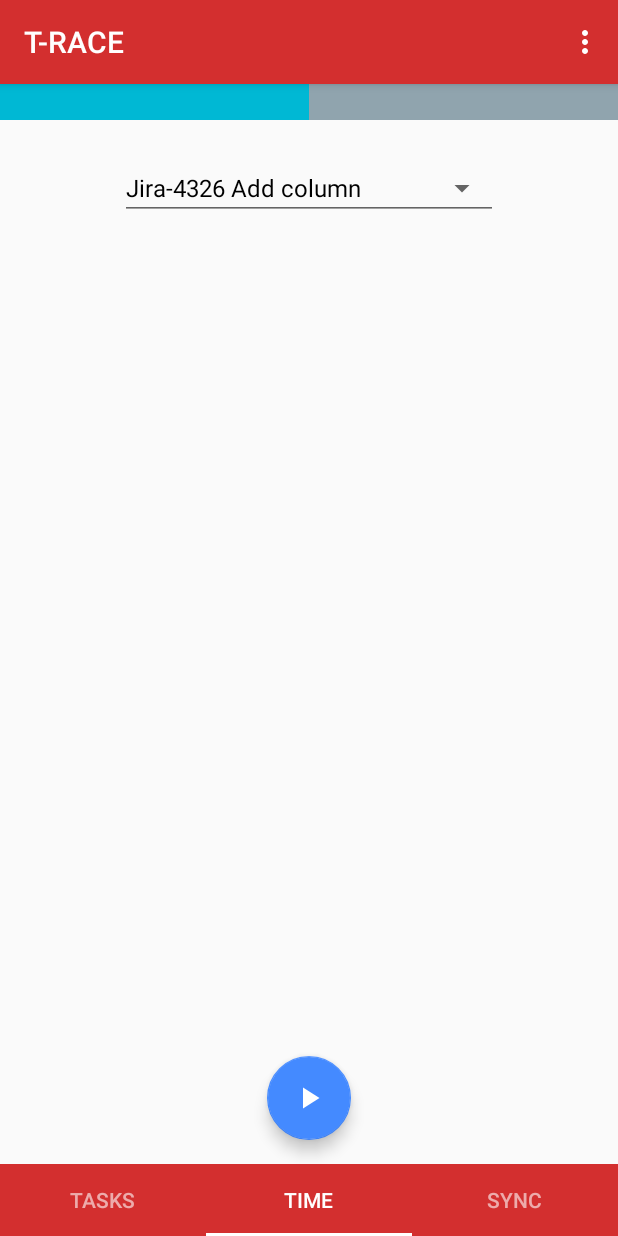
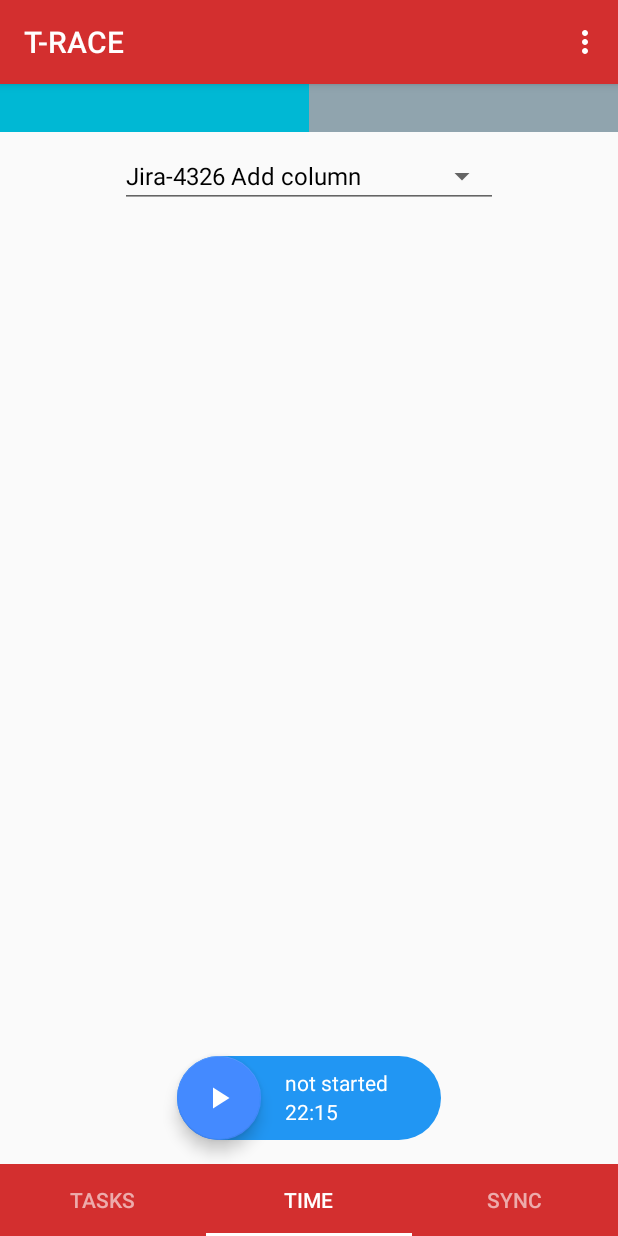
Before and after one commit to offvanHooijdonk/hackathon-time-warp, an Android app: the screen it shows after launch (MainActivity), item 2 of the bottom bar chosen, on a phone screen of 412 x 824 dp. Run offline under Robolectric (Android 15) with nearby library versions, the phone set to English and light mode, and no system bars; plain views replace ClockImageView; 2 statements that could not run were skipped.

Commit message:
Added Status block, FAB animation changed to fit its bounds.

```diff
--- a/app/src/main/java/by/epam/hackathon/timewarp/ui/MainActivity.kt
+++ b/app/src/main/java/by/epam/hackathon/timewarp/ui/MainActivity.kt
@@ -139,8 +139,11 @@ class MainActivity : AppCompatActivity() {
 
         private fun move(isCenter: Boolean, imgNewRes: Int) { // TODO make enum
             val lParams: CoordinatorLayout.LayoutParams = (fab.layoutParams as CoordinatorLayout.LayoutParams)
-            lParams.gravity = Gravity.BOTTOM or if (isCenter) Gravity.CENTER_HORIZONTAL else Gravity.END
+            lParams.gravity = Gravity.BOTTOM or if (isCenter) Gravity.START else Gravity.END
+            val fr: TimeControlFragment = registeredFragments.get(TAB_INDEX_TIME_CONTROL) as TimeControlFragment
+            lParams.marginStart = fr.getStatusViewStartPosition()
             fab.layoutParams = lParams
+
             Handler().postDelayed({ fab.setImageResource(imgNewRes) }, 100)
         }
 
--- a/app/src/main/java/by/epam/hackathon/timewarp/ui/TimeControlFragment.kt
+++ b/app/src/main/java/by/epam/hackathon/timewarp/ui/TimeControlFragment.kt
@@ -5,6 +5,7 @@ import android.content.BroadcastReceiver
 import android.content.Context
 import android.content.Intent
 import android.content.IntentFilter
+import android.content.res.ColorStateList
 import android.os.Bundle
 import android.os.Handler
 import android.support.constraint.ConstraintLayout
@@ -49,9 +50,8 @@ class TimeControlFragment : Fragment(), MainActivity.FABClickListener {
                 drawBalance()
             }
         }
-        /*val rand = Random()
-        elapsedWork = rand.nextInt(6) * 60 + rand.nextInt(60)
-        elapsedRest = rand.nextInt(4) * 60 + rand.nextInt(60)*/
+
+        txtWorkStatus.text = getString(R.string.status_not_started)
         root.layoutTransition.enableTransitionType(LayoutTransition.CHANGING)
         root.layoutTransition.enableTransitionType(LayoutTransition.APPEARING)
 
@@ -78,17 +78,32 @@ class TimeControlFragment : Fragment(), MainActivity.FABClickListener {
         if (isActive) {
             if (isWorking) {
                 fab.setImageResource(R.drawable.ic_build_24)
+                val colorList: ColorStateList = ColorStateList.valueOf(resources.getColor(R.color.fab_resting))
+                fab.backgroundTintList = colorList
+                txtWorkStatus.text = getString(R.string.status_rest)
+                txtWorkStatus.setTextColor(colorList)
                 isWorking = false
+
             } else {
+                val colorList: ColorStateList = ColorStateList.valueOf(resources.getColor(R.color.fab_working))
                 fab.setImageResource(R.drawable.ic_weekend_24)
+                fab.backgroundTintList = colorList
+                txtWorkStatus.text = getString(R.string.status_working)
+                txtWorkStatus.setTextColor(colorList)
                 isWorking = true
             }
         } else {
+            val colorList: ColorStateList = ColorStateList.valueOf(resources.getColor(R.color.fab_working))
             fab.setImageResource(R.drawable.ic_weekend_24)
+            fab.backgroundTintList = colorList
+            txtWorkStatus.text = getString(R.string.status_working)
+            txtWorkStatus.setTextColor(colorList)
             isActive = true
             isWorking = true
         }
     }
+
+    public fun getStatusViewStartPosition() = blockStatus.left
 
     private fun drawBalance() { // TODO use constants and resources
         val calendar = Calendar.getInstance()
--- a/app/src/main/res/drawable/shape_chip.xml
+++ b/app/src/main/res/drawable/shape_chip.xml
@@ -1,6 +1,6 @@
 <shape xmlns:android="http://schemas.android.com/apk/res/android">
 
-    <solid android:color="@color/chip_back" />
+    <solid android:color="@color/chip_time_back" />
 
     <padding
         android:bottom="6dp"
--- /dev/null
+++ b/app/src/main/res/drawable/shape_chip_status.xml
@@ -0,0 +1,5 @@
+<shape xmlns:android="http://schemas.android.com/apk/res/android">
+
+    <solid android:color="@color/chip_status_back" />
+    <corners android:radius="28dp" />
+</shape>
--- a/app/src/main/res/layout/activity_main.xml
+++ b/app/src/main/res/layout/activity_main.xml
@@ -61,7 +61,7 @@
         android:id="@+id/container"
         android:layout_width="match_parent"
         android:layout_height="match_parent"
-        android:paddingBottom="48dp"
+        android:paddingBottom="104dp"
         app:layout_behavior="@string/appbar_scrolling_view_behavior" />
 
     <android.support.design.widget.TabLayout
--- a/app/src/main/res/layout/fr_time_control.xml
+++ b/app/src/main/res/layout/fr_time_control.xml
@@ -13,7 +13,7 @@
         android:layout_height="wrap_content"
         android:layout_marginEnd="80dp"
         android:layout_marginStart="80dp"
-        android:layout_marginTop="24dp"
+        android:layout_marginTop="8dp"
         android:entries="@array/fish_tasks_list"
         app:layout_constraintEnd_toEndOf="parent"
         app:layout_constraintStart_toStartOf="parent"
@@ -82,12 +82,42 @@
         android:layout_marginTop="8dp"
         android:background="@drawable/shape_chip"
         android:text="@string/fish_time_passed"
-        android:textColor="@color/chip_text"
+        android:textColor="@color/chip_time_text"
         android:textSize="13sp"
         android:visibility="gone"
         app:layout_constraintEnd_toEndOf="@id/glTimeElapsed"
         app:layout_constraintStart_toStartOf="@id/glTimeElapsed"
         app:layout_constraintTop_toBottomOf="@id/blockTimeWork" />
+
+    <RelativeLayout
+        android:id="@+id/blockStatus"
+        android:layout_width="wrap_content"
+        android:layout_height="56dp"
+        android:layout_marginBottom="16dp"
+        android:background="@drawable/shape_chip_status"
+        android:paddingEnd="24dp"
+        android:paddingStart="72dp"
+        app:layout_constraintBottom_toBottomOf="parent"
+        app:layout_constraintEnd_toEndOf="@id/glCenterVertical"
+        app:layout_constraintStart_toStartOf="@id/glCenterVertical">
+
+        <TextView
+            android:id="@+id/txtWorkStatus"
+            android:layout_width="80dp"
+            android:layout_height="wrap_content"
+            android:layout_marginTop="8dp"
+            android:text="@string/status_not_started"
+            android:textColor="@color/md_white_1000"
+            android:textSize="14sp" />
+
+        <TextView
+            android:id="@+id/txtTimeOnTask"
+            android:layout_width="wrap_content"
+            android:layout_height="wrap_content"
+            android:layout_below="@id/txtWorkStatus"
+            android:text="22:15"
+            android:textColor="@color/md_white_1000" />
+    </RelativeLayout>
 
     <android.support.constraint.Guideline
         android:id="@+id/glBalance"
--- a/app/src/main/res/values/colors.xml
+++ b/app/src/main/res/values/colors.xml
@@ -9,10 +9,16 @@
     <color name="colorPrimary">@color/md_red_700</color>
     <color name="colorPrimaryDark">@color/md_red_900</color>
     <color name="colorAccent">@color/md_blue_A200</color>
+    <color name="colorAccentLite">@color/md_blue_500</color>
     <color name="transparent">#00000000</color>
     <color name="clock">@color/md_red_700</color>
-    <color name="chip_back">@color/md_red_700</color>
-    <color name="chip_text">@color/md_white_1000</color>
+    <color name="chip_time_back">@color/md_red_700</color>
+    <color name="chip_time_text">@color/md_white_1000</color>
+    <color name="chip_status_back">@color/colorAccentLite</color>
+    <color name="chip_status_text">@color/md_white_1000</color>
+
+    <color name="fab_working">@color/md_green_A700</color>
+    <color name="fab_resting">@color/md_amber_A700</color>
 
     <color name="tabs_back">@color/md_red_700</color>
     <color name="clock_background">#D11439</color>
--- a/app/src/main/res/values/dimens.xml
+++ b/app/src/main/res/values/dimens.xml
@@ -7,6 +7,6 @@
     <dimen name="analog_clock_size">260dp</dimen>
     <dimen name="fab_margin_above_tabs">64dp</dimen>
     <dimen name="clock_margin_h">56dp</dimen>
-    <dimen name="balance_tab_height_min">24dp</dimen>
+    <dimen name="balance_tab_height_min">32dp</dimen>
     <dimen name="balance_tab_height">56dp</dimen>
 </resources>
--- a/app/src/main/res/values/strings.xml
+++ b/app/src/main/res/values/strings.xml
@@ -13,6 +13,12 @@
     <string name="fish_balance">50%</string>
     <string name="perCentTemplate">%1$d%%</string>
 
+    <string name="status_working">working</string>
+    <string name="status_not_started">not started</string>
+    <string name="status_rest">resting</string>
+    <string name="status_paused">paused</string>
+    <string name="status_stopped">day end</string>
+
     <string-array name="fish_tasks_list">
         <item>Jira-4326 Add column</item>
         <item>Jira-769 Bug missing element inside e-mail</item>
```
